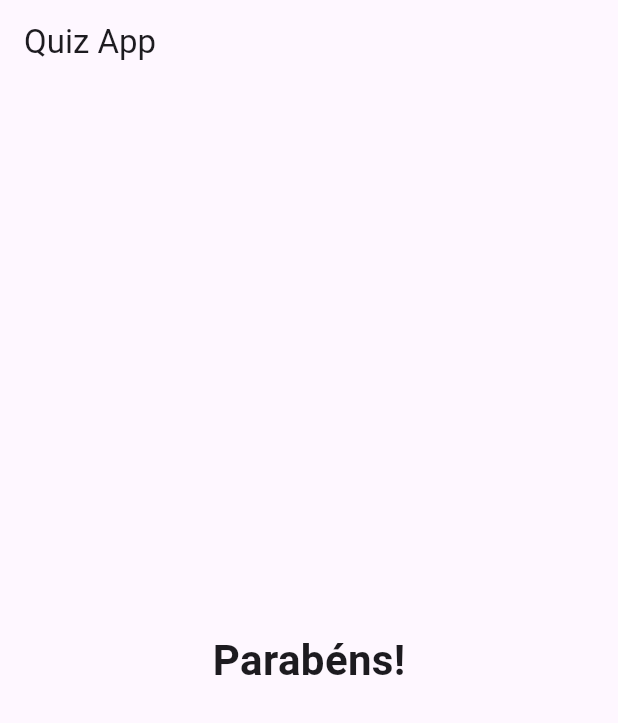
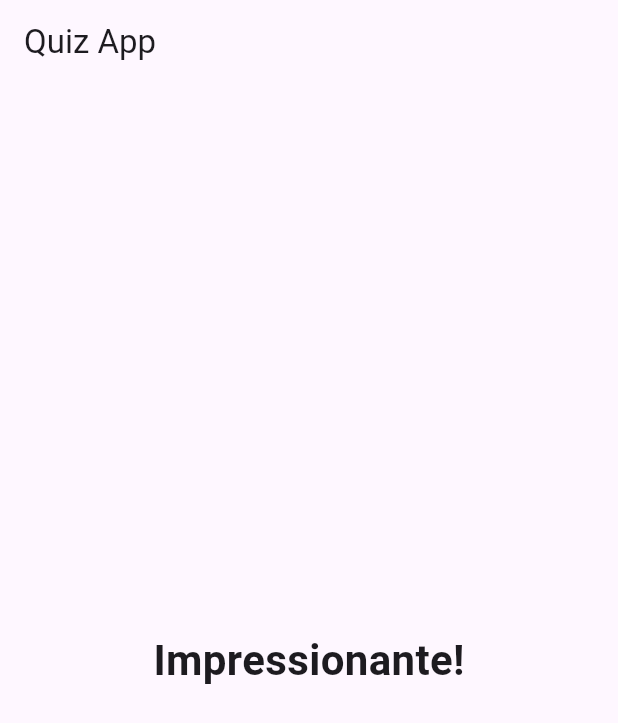
Before and after one commit to Jhon-Henkel/flutter_course_quiz_app, a Flutter app: the screen it shows after launch, after a tap on "Preto", after a tap on "Cobra", after a tap on "Leo", on a phone screen of 412 x 824 dp. Shown: the top 723 px of the screen. Run offline on Flutter 3.47's test engine with Material 3 defaults, Android fonts, the phone set to English and light mode, and no system bars.

Commit message:
feat: show result phrase

```diff
--- a/lib/main.dart
+++ b/lib/main.dart
@@ -62,7 +62,7 @@ class _QuizAppState extends State<QuizApp> {
         ),
         body: hasSelectedQuestion
           ? Quiz(questions: _questions, questionSelected: _questionSelected, response: _response)
-          : const Result()
+          : Result(_totalScore)
       )
     );
   }
--- a/lib/result.dart
+++ b/lib/result.dart
@@ -1,14 +1,30 @@
 import 'package:flutter/material.dart';
 
 class Result extends StatelessWidget {
-  const Result({super.key});
+  final int totalScore;
+  const Result(this.totalScore, {super.key});
+
+  String get resultPhrase {
+    if (totalScore < 8) {
+      return 'Parabéns!';
+    } else if (totalScore < 12) {
+      return 'Você é bom!';
+    } else if (totalScore < 16) {
+      return 'Impressionante!';
+    } else {
+      return 'Nível Jedi!';
+    }
+  }
 
   @override
   Widget build(BuildContext context) {
-    return const Center(
+    return Center(
       child: Text(
-        'Parabéns!',
-        style: TextStyle(fontSize: 28, fontWeight: FontWeight.bold),
+        resultPhrase,
+        style: const TextStyle(
+            fontSize: 28,
+            fontWeight: FontWeight.bold
+        ),
       ),
     );
   }
```
